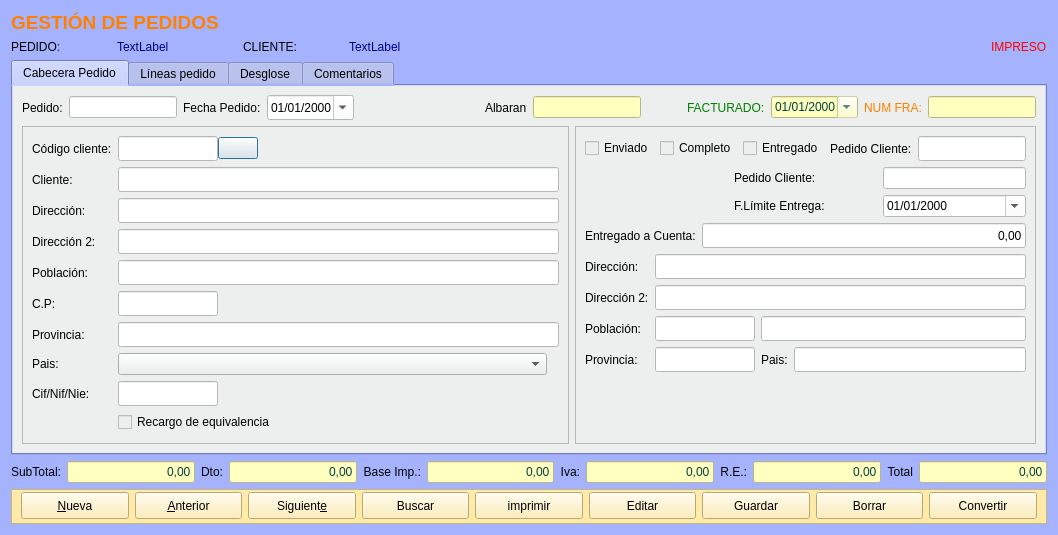
Before: the Qt Designer form Zona_Ventas/frmpedidos.ui in arcnexus/RedFoX, drawn with Qt 5.
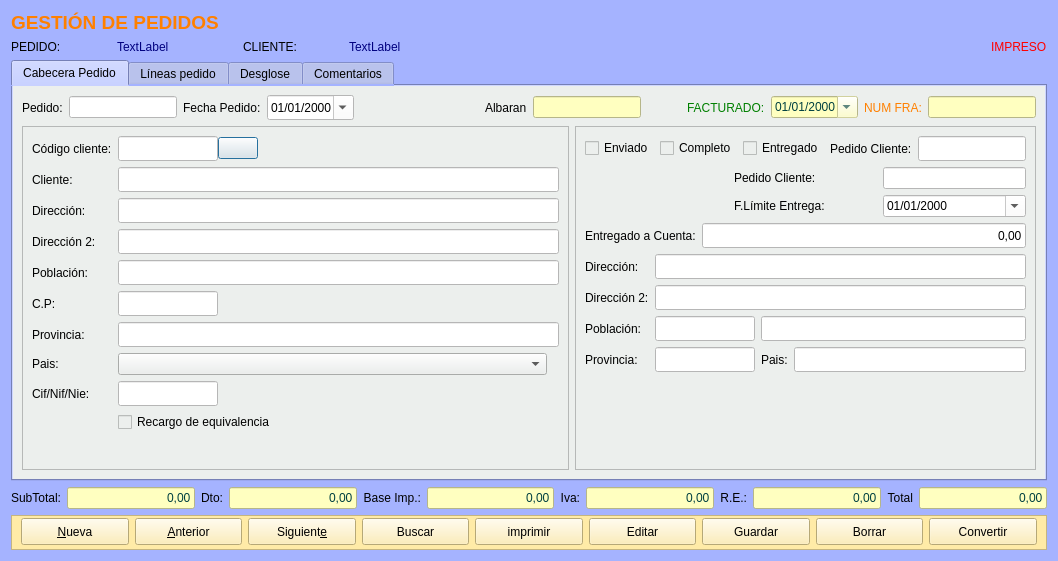
After: the same form once the commit is applied. Icons and pictures are not drawn.

What changed in the file:
```diff
--- a/Zona_Ventas/frmpedidos.ui
+++ b/Zona_Ventas/frmpedidos.ui
@@ -7,7 +7,7 @@
     <x>0</x>
     <y>0</y>
     <width>1058</width>
-    <height>534</height>
+    <height>561</height>
    </rect>
   </property>
   <property name="windowTitle">
```
Left out of the diff: 2 changed lines with no effect on the pictures.
